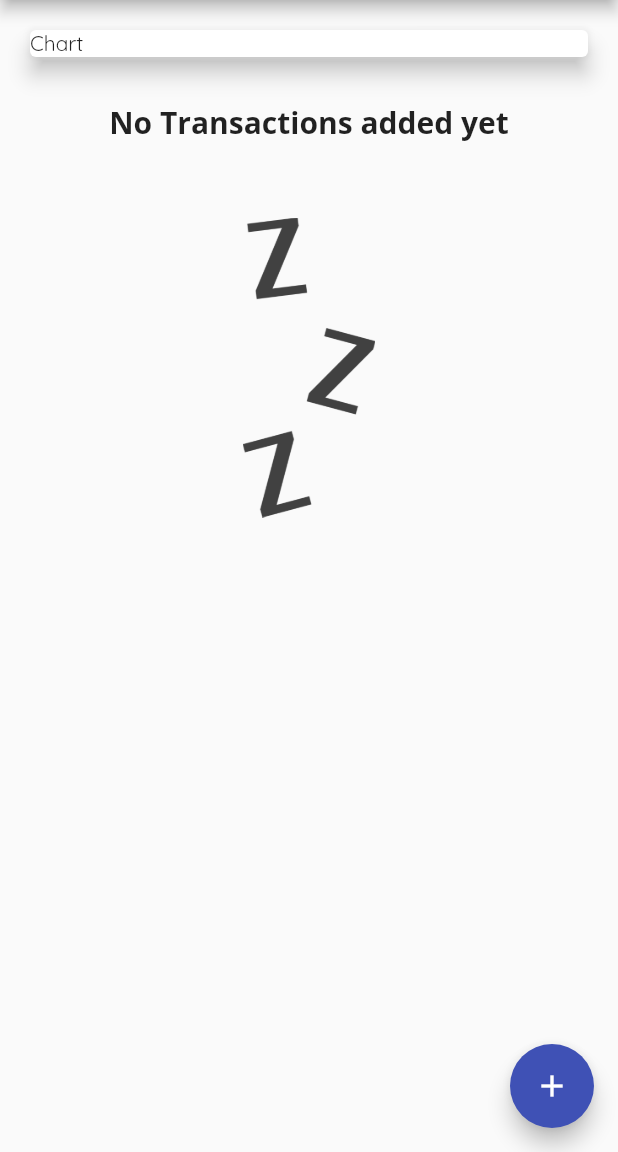
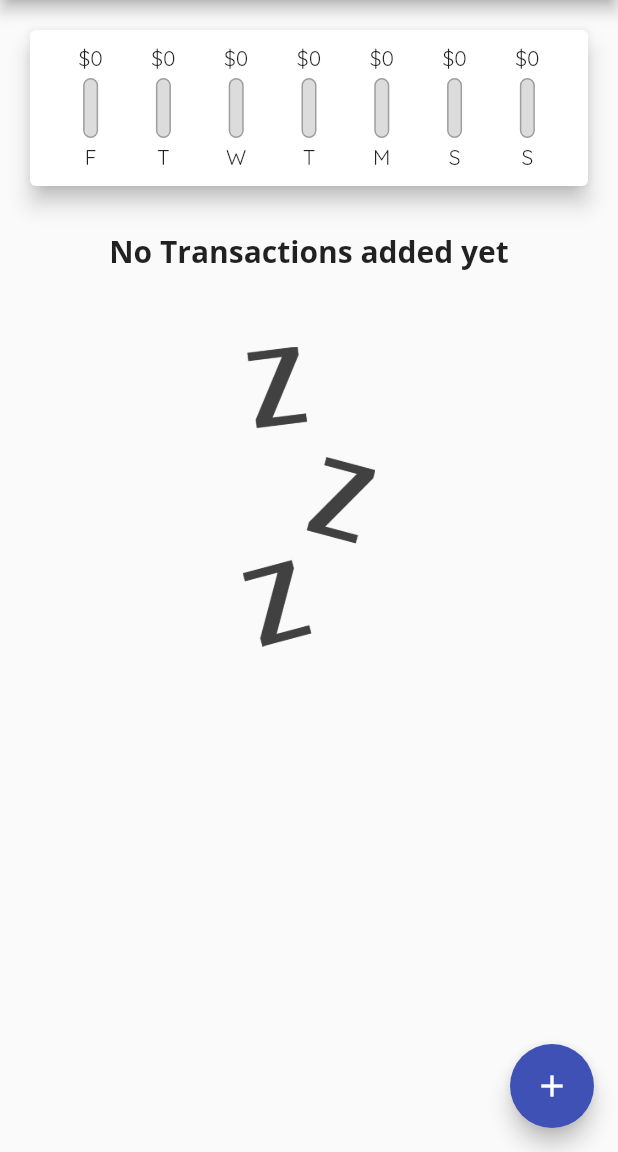
Before and after one commit to MFahadUmer/expense-manager, a Flutter app: the screen it shows after launch, on a phone screen of 412 x 824 dp, the part 84-1236 px from its top. Run offline on Flutter 3.47's test engine with Material 2 defaults, Android fonts, the phone set to English and light mode, and no system bars.

Commit message:
Adds Chart Bars

```diff
--- a/lib/main.dart
+++ b/lib/main.dart
@@ -52,6 +52,16 @@ class _HomePageState extends State<HomePage> {
     );
   }
 
+  List<Transaction> get _recentTransactions {
+    return _userTranasction.where((tx) {
+      return tx.date.isAfter(
+        DateTime.now().subtract(
+          Duration(days: 7),
+        ),
+      );
+    }).toList();
+  }
+
   void addNewTransaction(String title, double amount) {
     final newTx =
         Transaction(DateTime.now().toString(), title, amount, DateTime.now());
@@ -81,7 +91,7 @@ class _HomePageState extends State<HomePage> {
             mainAxisAlignment: MainAxisAlignment.start,
             crossAxisAlignment: CrossAxisAlignment.stretch,
             children: [
-              chart(),
+              Chart(_recentTransactions),
               TransactionList(_userTranasction),
             ],
           ),
--- a/lib/widget/chart.dart
+++ b/lib/widget/chart.dart
@@ -1,12 +1,56 @@
 import 'package:flutter/material.dart';
+import 'package:intl/intl.dart';
+import './chart_bar.dart';
+import '../modal/transaction.dart';
 
-class chart extends StatelessWidget {
+class Chart extends StatelessWidget {
+  final List<Transaction> recentTransactions;
+
+  Chart(this.recentTransactions);
+
+  List<Map<String, Object>> get groupTransactionValues {
+    return List.generate(7, (index) {
+      final weekDay = DateTime.now().subtract(Duration(days: index));
+      var totalSum = 0.0;
+      for (var i = 0; i < recentTransactions.length; i++) {
+        if (recentTransactions[i].date.day == weekDay.day &&
+            recentTransactions[i].date.month == weekDay.month &&
+            recentTransactions[i].date.year == weekDay.year) {
+          totalSum += recentTransactions[i].amount;
+        }
+      }
+      return {
+        'day': DateFormat.E().format(weekDay).substring(0, 1),
+        'amount': totalSum
+      };
+    });
+  }
+
+  double get maxSpending {
+    return groupTransactionValues.fold(0.0, (sum, item) {
+      return sum + double.parse(item['amount'].toString());
+    });
+  }
+
   @override
   Widget build(BuildContext context) {
     return Card(
       margin: EdgeInsets.all(20),
       elevation: 6,
-      child: Text('Chart'),
+      child: Container(
+        padding: EdgeInsets.only(top: 10, bottom: 10),
+        child: Row(
+          mainAxisAlignment: MainAxisAlignment.spaceEvenly,
+          children: groupTransactionValues.map((data) {
+            return ChartBar(
+                data['day'].toString(),
+                double.parse(data['amount'].toString()),
+                maxSpending == 0
+                    ? 0.0
+                    : double.parse(data['amount'].toString()) / maxSpending);
+          }).toList(),
+        ),
+      ),
     );
   }
 }
--- /dev/null
+++ b/lib/widget/chart_bar.dart
@@ -0,0 +1,48 @@
+import 'package:flutter/material.dart';
+
+class ChartBar extends StatelessWidget {
+  final String label;
+  final double spendingAmount;
+  final double maxSpending;
+
+  ChartBar(this.label, this.spendingAmount, this.maxSpending);
+  @override
+  Widget build(BuildContext context) {
+    return Column(
+      children: [
+        Text("\$${spendingAmount.toStringAsFixed(0)}"),
+        SizedBox(
+          height: 4,
+        ),
+        Container(
+          height: 40,
+          width: 10,
+          child: Stack(
+            children: [
+              Container(
+                decoration: BoxDecoration(
+                  border: Border.all(color: Colors.grey, width: 1.0),
+                  color: Color.fromRGBO(220, 220, 220, 1),
+                  borderRadius: BorderRadius.circular(10),
+                ),
+              ),
+              FractionallySizedBox(
+                heightFactor: maxSpending,
+                child: Container(
+                  decoration: BoxDecoration(
+                    color: Theme.of(context).primaryColor,
+                    borderRadius: BorderRadius.circular(10),
+                  ),
+                ),
+              )
+            ],
+          ),
+        ),
+        SizedBox(
+          height: 4,
+        ),
+        Text(label),
+      ],
+    );
+  }
+}
```
